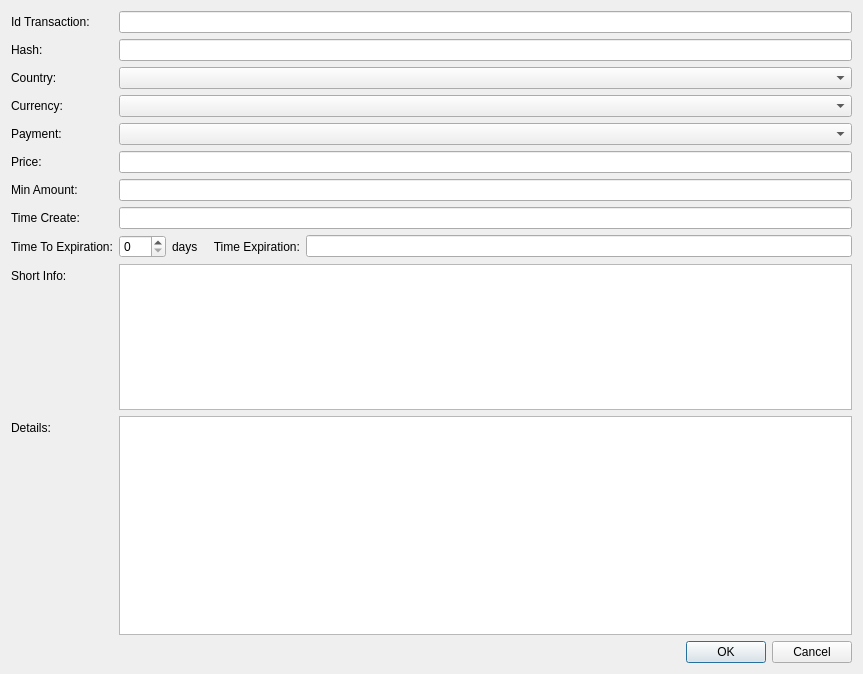
This is src/qt/forms/offerdetailseditor.ui in ivansib/sibcoin-old as Qt 5 draws it before an edit. The edited form follows.
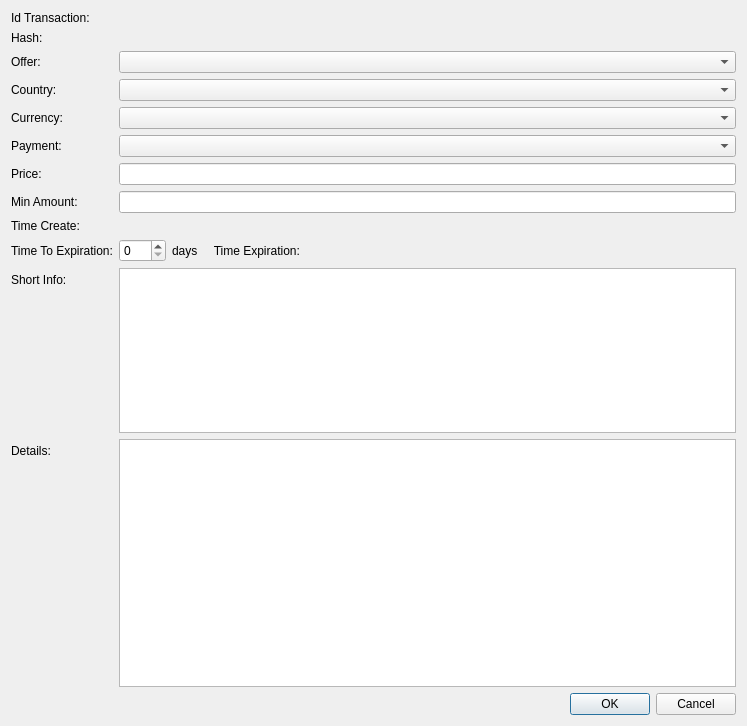
This is the edited form. Custom widgets are drawn as their Qt base class.

Commit message: add form for create offer

What changed in the file:
```diff
--- a/src/qt/forms/offerdetailseditor.ui
+++ b/src/qt/forms/offerdetailseditor.ui
@@ -6,8 +6,8 @@
    <rect>
     <x>0</x>
     <y>0</y>
-    <width>863</width>
-    <height>674</height>
+    <width>747</width>
+    <height>726</height>
    </rect>
   </property>
   <property name="windowTitle">
@@ -22,9 +22,18 @@
     </widget>
    </item>
    <item row="0" column="1">
-    <widget class="QLineEdit" name="lEditId">
-     <property name="readOnly">
-      <bool>true</bool>
+    <widget class="QLabel" name="lEditId">
+     <property name="sizePolicy">
+      <sizepolicy hsizetype="Expanding" vsizetype="Preferred">
+       <horstretch>0</horstretch>
+       <verstretch>0</verstretch>
+      </sizepolicy>
+     </property>
+     <property name="text">
+      <string/>
+     </property>
+     <property name="textInteractionFlags">
+      <set>Qt::LinksAccessibleByMouse|Qt::TextSelectableByMouse</set>
      </property>
     </widget>
    </item>
@@ -36,20 +45,46 @@
     </widget>
    </item>
    <item row="1" column="1">
-    <widget class="QLineEdit" name="lEditHash">
-     <property name="readOnly">
-      <bool>true</bool>
+    <widget class="QLabel" name="lEditHash">
+     <property name="sizePolicy">
+      <sizepolicy hsizetype="Expanding" vsizetype="Preferred">
+       <horstretch>0</horstretch>
+       <verstretch>0</verstretch>
+      </sizepolicy>
+     </property>
+     <property name="text">
+      <string/>
+     </property>
+     <property name="textInteractionFlags">
+      <set>Qt::LinksAccessibleByMouse|Qt::TextSelectableByMouse</set>
      </property>
     </widget>
    </item>
    <item row="2" column="0">
+    <widget class="QLabel" name="lOffer">
+     <property name="text">
+      <string>Offer:</string>
+     </property>
+    </widget>
+   </item>
+   <item row="2" column="1">
+    <widget class="QComboBox" name="cBoxOffer">
+     <property name="sizePolicy">
+      <sizepolicy hsizetype="Expanding" vsizetype="Fixed">
+       <horstretch>0</horstretch>
+       <verstretch>0</verstretch>
+      </sizepolicy>
+     </property>
+    </widget>
+   </item>
+   <item row="3" column="0">
     <widget class="QLabel" name="label_3">
      <property name="text">
       <string>Country:</string>
      </property>
     </widget>
    </item>
-   <item row="2" column="1">
+   <item row="3" column="1">
     <widget class="ComboBox" name="cBoxCountry">
      <property name="sizePolicy">
       <sizepolicy hsizetype="Expanding" vsizetype="Fixed">
@@ -59,14 +94,14 @@
      </property>
     </widget>
    </item>
-   <item row="3" column="0">
+   <item row="4" column="0">
     <widget class="QLabel" name="label_4">
      <property name="text">
       <string>Currency:</string>
      </property>
     </widget>
    </item>
-   <item row="3" column="1">
+   <item row="4" column="1">
     <widget class="ComboBox" name="cBoxCurrency">
      <property name="sizePolicy">
       <sizepolicy hsizetype="Expanding" vsizetype="Fixed">
@@ -76,14 +111,14 @@
      </property>
     </widget>
    </item>
-   <item row="4" column="0">
+   <item row="5" column="0">
     <widget class="QLabel" name="label_5">
      <property name="text">
       <string>Payment:</string>
      </property>
     </widget>
    </item>
-   <item row="4" column="1">
+   <item row="5" column="1">
     <widget class="ComboBox" name="cBoxPayment">
      <property name="sizePolicy">
       <sizepolicy hsizetype="Expanding" vsizetype="Fixed">
@@ -93,14 +128,14 @@
      </property>
     </widget>
    </item>
-   <item row="5" column="0">
+   <item row="6" column="0">
     <widget class="QLabel" name="label_6">
      <property name="text">
       <string>Price:</string>
      </property>
     </widget>
    </item>
-   <item row="5" column="1">
+   <item row="6" column="1">
     <widget class="PriceSpinBox" name="sBoxPrice">
      <property name="sizePolicy">
       <sizepolicy hsizetype="Expanding" vsizetype="Fixed">
@@ -110,52 +145,58 @@
      </property>
     </widget>
    </item>
-   <item row="6" column="0">
+   <item row="7" column="0">
     <widget class="QLabel" name="label_7">
      <property name="text">
       <string>Min Amount:</string>
      </property>
     </widget>
    </item>
-   <item row="6" column="1">
-    <widget class="PriceSpinBox" name="sBoxMinAmount">
-     <property name="sizePolicy">
-      <sizepolicy hsizetype="Expanding" vsizetype="Fixed">
-       <horstretch>0</horstretch>
-       <verstretch>0</verstretch>
-      </sizepolicy>
-     </property>
-    </widget>
-   </item>
-   <item row="7" column="0">
-    <widget class="QLabel" name="label_8">
-     <property name="text">
-      <string>Time Create:</string>
-     </property>
-    </widget>
-   </item>
    <item row="7" column="1">
-    <widget class="QLineEdit" name="lEditTimeCreate">
+    <widget class="PriceSpinBox" name="sBoxMinAmount">
      <property name="sizePolicy">
       <sizepolicy hsizetype="Expanding" vsizetype="Fixed">
        <horstretch>0</horstretch>
        <verstretch>0</verstretch>
       </sizepolicy>
      </property>
-     <property name="readOnly">
-      <bool>true</bool>
-     </property>
     </widget>
    </item>
    <item row="8" column="0">
+    <widget class="QLabel" name="lTimeCreate">
+     <property name="text">
+      <string>Time Create:</string>
+     </property>
+    </widget>
+   </item>
+   <item row="8" column="1">
+    <widget class="QLabel" name="lEditTimeCreate">
+     <property name="sizePolicy">
+      <sizepolicy hsizetype="Expanding" vsizetype="Preferred">
+       <horstretch>0</horstretch>
+       <verstretch>0</verstretch>
+      </sizepolicy>
+     </property>
+     <property name="text">
+      <string/>
+     </property>
+     <property name="textInteractionFlags">
+      <set>Qt::LinksAccessibleByMouse|Qt::TextSelectableByMouse</set>
+     </property>
+    </widget>
+   </item>
+   <item row="9" column="0">
     <widget class="QLabel" name="label_9">
      <property name="text">
       <string>Time To Expiration:</string>
      </property>
     </widget>
    </item>
-   <item row="8" column="1">
+   <item row="9" column="1">
     <layout class="QHBoxLayout" name="horizontalLayout">
+     <property name="sizeConstraint">
+      <enum>QLayout::SetMinimumSize</enum>
+     </property>
      <item>
       <widget class="QSpinBox" name="sBoxExpiration">
        <property name="maximum">
@@ -171,22 +212,31 @@
       </widget>
      </item>
      <item>
-      <widget class="QLineEdit" name="lEditTimeExpiration">
-       <property name="readOnly">
-        <bool>true</bool>
+      <widget class="QLabel" name="lEditTimeExpiration">
+       <property name="sizePolicy">
+        <sizepolicy hsizetype="Expanding" vsizetype="Preferred">
+         <horstretch>0</horstretch>
+         <verstretch>0</verstretch>
+        </sizepolicy>
+       </property>
+       <property name="text">
+        <string/>
+       </property>
+       <property name="textInteractionFlags">
+        <set>Qt::LinksAccessibleByMouse|Qt::TextSelectableByMouse</set>
        </property>
       </widget>
      </item>
     </layout>
    </item>
-   <item row="9" column="0">
+   <item row="10" column="0">
     <widget class="QLabel" name="label_10">
      <property name="text">
       <string>Short Info:</string>
      </property>
     </widget>
    </item>
-   <item row="9" column="1">
+   <item row="10" column="1">
     <widget class="QTextEdit" name="tEditShortInfo">
      <property name="enabled">
       <bool>true</bool>
@@ -202,14 +252,14 @@
      </property>
     </widget>
    </item>
-   <item row="10" column="0">
+   <item row="11" column="0">
     <widget class="QLabel" name="label_11">
      <property name="text">
       <string>Details:</string>
      </property>
     </widget>
    </item>
-   <item row="10" column="1">
+   <item row="11" column="1">
     <widget class="QTextEdit" name="tEditDetails">
      <property name="sizePolicy">
       <sizepolicy hsizetype="Expanding" vsizetype="Expanding">
@@ -222,7 +272,7 @@
      </property>
     </widget>
    </item>
-   <item row="11" column="1">
+   <item row="12" column="1">
     <widget class="QDialogButtonBox" name="btnBox">
      <property name="standardButtons">
       <set>QDialogButtonBox::Cancel|QDialogButtonBox::Ok</set>
```
Left out of the diff: 6 changed lines with no effect on the pictures. The commit also changes 18 other files.
